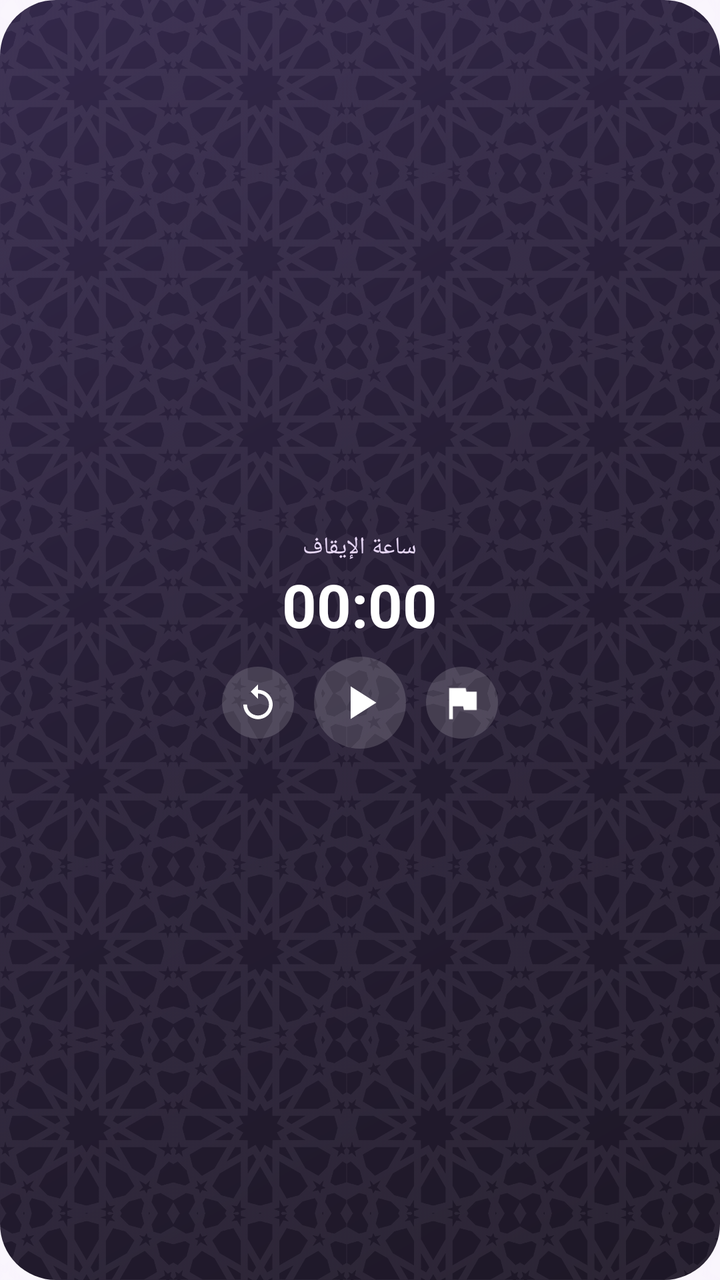
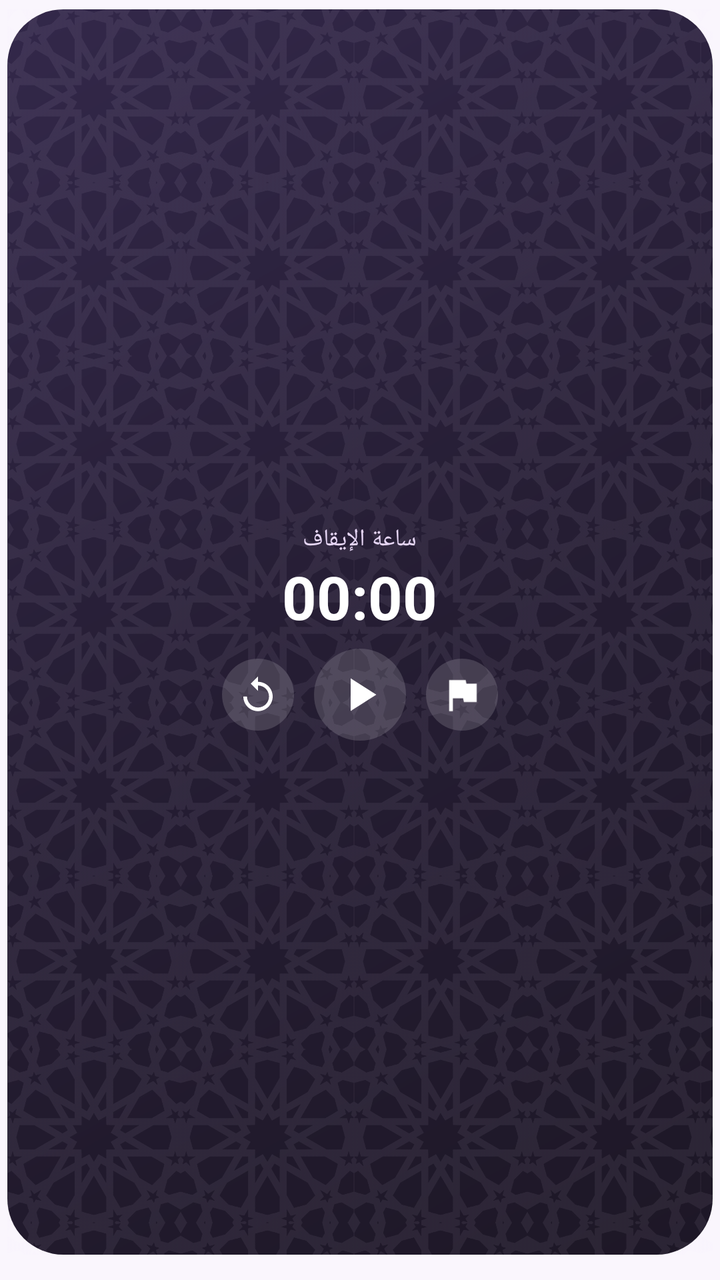

Screens rendered from an Android XML layout before and after an edit, with the pre-edit source and the edit as a unified diff.
<!-- AndroidManifest.xml: application theme AppTheme -->
<!-- res/layout/widget_sw.xml -->
<?xml version="1.0" encoding="utf-8"?>
<FrameLayout xmlns:android="http://schemas.android.com/apk/res/android" android:id="@+id/widget_root" android:layout_width="match_parent" android:layout_height="match_parent" android:layoutDirection="rtl">
    <ImageView android:id="@+id/wbg" android:layout_width="match_parent" android:layout_height="match_parent" android:clipToOutline="true" android:scaleType="fitXY" android:src="@drawable/wbg_auto_2" android:contentDescription="@null" />
    <LinearLayout android:layout_width="match_parent" android:layout_height="match_parent" android:orientation="vertical" android:gravity="center" android:padding="10dp">
        <TextView android:id="@+id/c_label" android:layout_width="wrap_content" android:layout_height="wrap_content" android:text="ساعة الإيقاف" android:textColor="#E6D6F5" android:textSize="12dp"  android:maxLines="1" />
        <Chronometer android:id="@+id/c_chrono" android:layout_width="wrap_content" android:layout_height="wrap_content" android:textColor="#FFFFFF" android:textSize="30dp" android:textStyle="bold" android:layoutDirection="ltr" />
        <TextView android:id="@+id/c_sub" android:layout_width="wrap_content" android:layout_height="wrap_content" android:text="" android:textColor="#FFB066" android:textSize="11dp"  android:maxLines="1" android:visibility="gone"/>
        <LinearLayout android:layout_width="wrap_content" android:layout_height="wrap_content" android:layout_marginTop="6dp" android:orientation="horizontal" android:gravity="center" android:layoutDirection="ltr">
            <ImageView android:id="@+id/c_b1" android:layout_width="36dp" android:layout_height="36dp" android:layout_marginStart="5dp" android:layout_marginEnd="5dp" android:padding="7dp" android:background="@drawable/w_btn" android:src="@drawable/ic_c_reset" android:scaleType="fitCenter" android:contentDescription="c_b1" /><ImageView android:id="@+id/c_b2" android:layout_width="46dp" android:layout_height="46dp" android:layout_marginStart="5dp" android:layout_marginEnd="5dp" android:padding="9dp" android:background="@drawable/w_btn" android:src="@drawable/ic_p_play" android:scaleType="fitCenter" android:contentDescription="c_b2" /><ImageView android:id="@+id/c_b3" android:layout_width="36dp" android:layout_height="36dp" android:layout_marginStart="5dp" android:layout_marginEnd="5dp" android:padding="7dp" android:background="@drawable/w_btn" android:src="@drawable/ic_c_flag" android:scaleType="fitCenter" android:contentDescription="c_b3" />
        </LinearLayout>
    </LinearLayout>
</FrameLayout>
<!-- resources referenced by this layout -->
<resources>
  <!-- drawable ic_c_flag (drawable) -->
  <vector xmlns:android="http://schemas.android.com/apk/res/android" android:width="24dp" android:height="24dp" android:viewportWidth="24" android:viewportHeight="24">
      <path android:fillColor="#FFFFFFFF" android:pathData="M14.4,6L14,4H5v17h2v-7h5.6l0.4,2h7V6z"/>
  </vector>
  <!-- drawable ic_c_reset (drawable) -->
  <vector xmlns:android="http://schemas.android.com/apk/res/android" android:width="24dp" android:height="24dp" android:viewportWidth="24" android:viewportHeight="24">
      <path android:fillColor="#FFFFFFFF" android:pathData="M12,5V2L8,6l4,4V7c3.31,0 6,2.69 6,6s-2.69,6 -6,6s-6,-2.69 -6,-6H4c0,4.42 3.58,8 8,8s8,-3.58 8,-8s-3.58,-8 -8,-8z"/>
  </vector>
  <!-- drawable ic_p_play (drawable) -->
  <vector xmlns:android="http://schemas.android.com/apk/res/android" android:width="24dp" android:height="24dp" android:viewportWidth="24" android:viewportHeight="24">
      <path android:fillColor="#FFFFFFFF" android:pathData="M8,5v14l11,-7z"/>
  </vector>
  <!-- drawable w_btn (drawable) -->
  <?xml version="1.0" encoding="utf-8"?>
  <shape xmlns:android="http://schemas.android.com/apk/res/android" android:shape="oval">
      <solid android:color="#26FFFFFF" />
  </shape>
  <!-- drawable wbg_auto_2 (drawable) -->
  <?xml version="1.0" encoding="utf-8"?>
  <layer-list xmlns:android="http://schemas.android.com/apk/res/android">
      <item><shape android:shape="rectangle"><gradient android:angle="315" android:startColor="#33284A" android:centerColor="#251D33" android:endColor="#1D1726" /><corners android:radius="28dp" /></shape></item>
      <item><bitmap android:src="@drawable/wpat_night" android:tileMode="mirror" /></item>
  </layer-list>
  <style name="AppTheme" parent="@android:style/Theme.Material.Light.NoActionBar">
          <item name="android:windowBackground">@color/bg</item>
          <item name="android:statusBarColor">@color/bg</item>
          <item name="android:navigationBarColor">@color/bg</item>
          <item name="android:colorAccent">@color/orange</item>
          <item name="android:colorPrimary">@color/purple</item>
      </style>
  <!-- drawable wpat_night: png bitmap (drawable-nodpi, 44057 bytes) -->
  <color name="bg">#FAF6FD</color>
  <color name="orange">#F28A32</color>
  <color name="purple">#7137A8</color>
</resources>

<!-- the commit's change to res/layout/widget_sw.xml (unified diff, before → after) -->
@@ -1,5 +1,5 @@
 <?xml version="1.0" encoding="utf-8"?>
-<FrameLayout xmlns:android="http://schemas.android.com/apk/res/android" android:id="@+id/widget_root" android:layout_width="match_parent" android:layout_height="match_parent" android:layoutDirection="rtl">
+<FrameLayout xmlns:android="http://schemas.android.com/apk/res/android" android:id="@+id/widget_root" android:layout_width="match_parent" android:layout_height="match_parent" android:layoutDirection="rtl" android:paddingStart="3.5dp" android:paddingEnd="3.5dp" android:paddingTop="4.5dp" android:paddingBottom="12.5dp">
     <ImageView android:id="@+id/wbg" android:layout_width="match_parent" android:layout_height="match_parent" android:clipToOutline="true" android:scaleType="fitXY" android:src="@drawable/wbg_auto_2" android:contentDescription="@null" />
     <LinearLayout android:layout_width="match_parent" android:layout_height="match_parent" android:orientation="vertical" android:gravity="center" android:padding="10dp">
         <TextView android:id="@+id/c_label" android:layout_width="wrap_content" android:layout_height="wrap_content" android:text="ساعة الإيقاف" android:textColor="#E6D6F5" android:textSize="12dp"  android:maxLines="1" />
